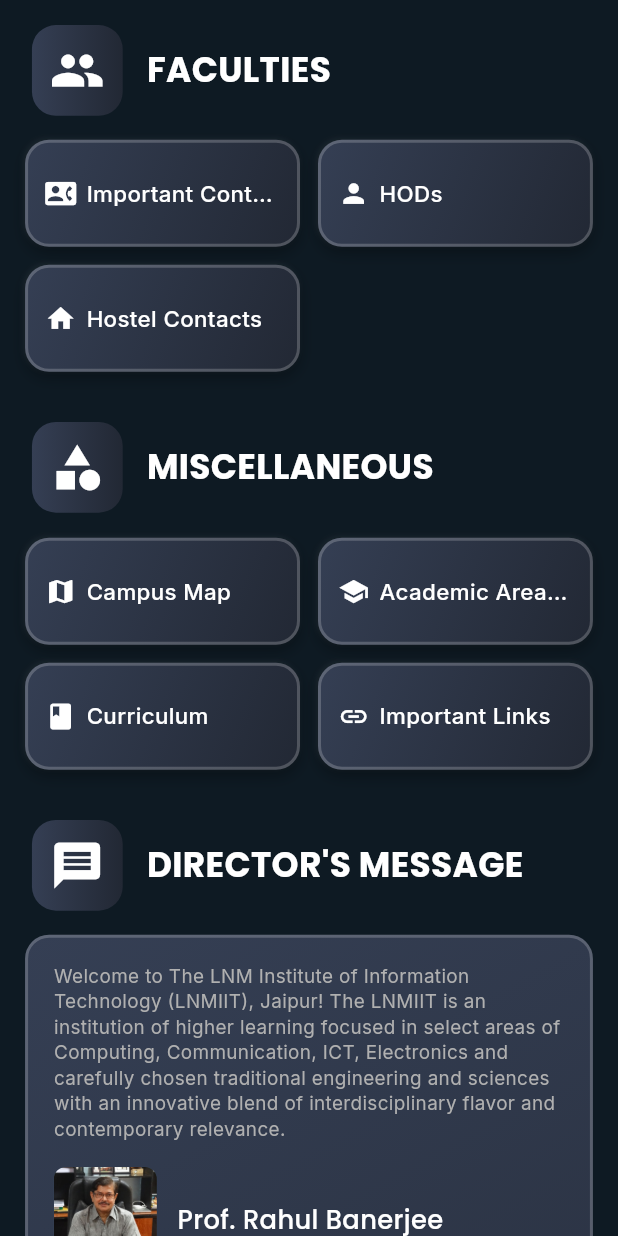
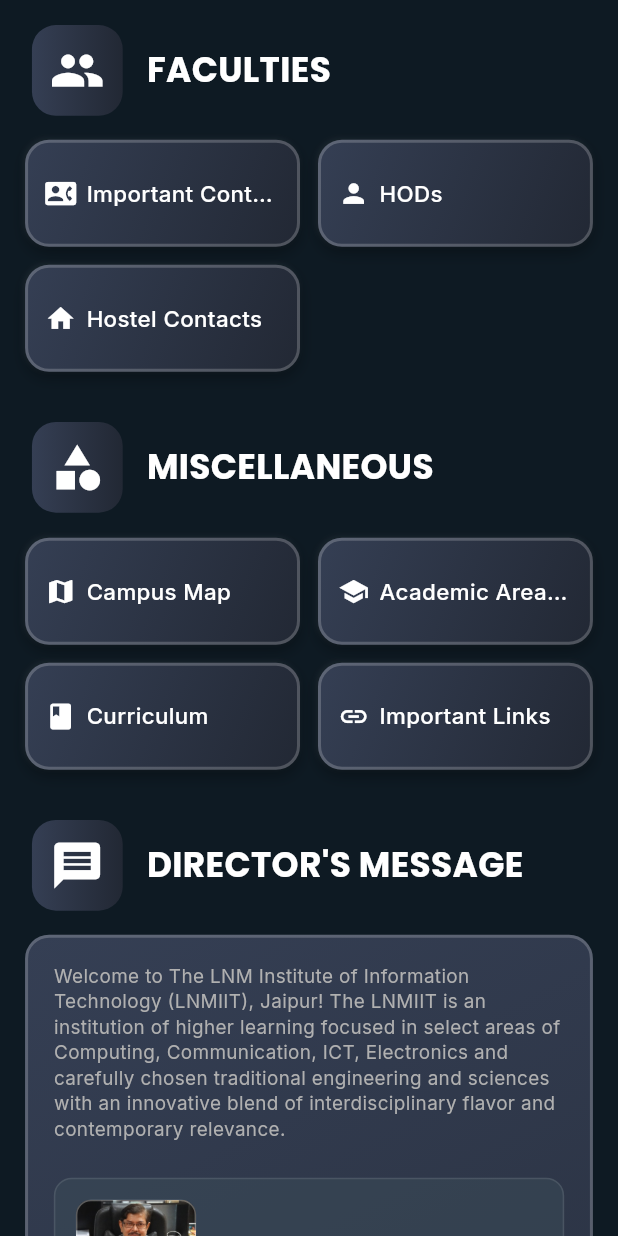
Before and after one commit to ZenithRizz/ccell, a Flutter app: the LNMPage screen opened directly, on a phone screen of 412 x 824 dp. Run offline on Flutter 3.47's test engine with Material 3 defaults, Android fonts, the phone set to English and light mode, and no system bars; our stand-ins replace dio, firebase_auth, firebase_core, firebase_messaging, flutter_local_notifications, flutter_screenutil and 6 more; missing offline and left inert: pwa_install, syncfusion_flutter_pdfviewer; accounts and stored records are empty.

Commit message:
minor changes

```diff
--- a/lib/lnm_page.dart
+++ b/lib/lnm_page.dart
@@ -283,36 +283,49 @@
               height: 1.1.h,
             ),
           ),
-          SizedBox(height: 14.h),
-          Row(
+          SizedBox(height: 20.h),
+      Container(
+        padding: EdgeInsets.all(12.sp),
+        decoration: BoxDecoration(
+          color: Color(0xFF3A4B57).withOpacity(0.5),
+          borderRadius: BorderRadius.circular(12),
+          border: Border.all(color: Colors.white.withOpacity(0.1)),
+        ),
+        child: Row(
           children: [
             Container(
-                width: 60.w,
+              width: 70.w,
               height: 60.h,
               decoration: BoxDecoration(
-                  borderRadius: BorderRadius.circular(8),
-                  color: const Color(0xFF3A4B57),
-                  image: const DecorationImage(
-                    image: AssetImage(
-                      'assets/pages/faces/rahul_banerjee_2.jpg',
-                    ),
+                borderRadius: BorderRadius.circular(10),
+                border: Border.all(color: Colors.white.withOpacity(0.3), width: 1),
+                image: DecorationImage(
+                  image: AssetImage('assets/pages/faces/rahul_banerjee_2.jpg'),
                   fit: BoxFit.cover,
                 ),
               ),
             ),
-              SizedBox(width: 12.w),
+            SizedBox(width: 15.w),
             Expanded(
-                child: Text(
+              child: Column(
+                crossAxisAlignment: CrossAxisAlignment.start,
+                children: [
+                  Text(
                     'Prof. Rahul Banerjee',
                     style: GoogleFonts.poppins(
                       color: Colors.white,
-                    fontSize: 15.sp,
+                      fontSize: 16.sp,
                       fontWeight: FontWeight.w500,
                     ),
+                  ),
+
+                ],
               ),
             ),
           ],
         ),
+      ),
+
           SizedBox(height: 14.h),
           Text(
             'The Institute, in spite of being young (founded in 2002, jointly by the Government of Rajasthan and the Lakshmi & Usha Mittal Foundation in the public-private partnership mode) is considered as one of the best institutions in its chosen areas of higher learning, both in the state and the country. In addition to having been accredited by the National Assessment & Accreditation Council (NAAC) as an "A" grade institution, the LNMIIT has been ranked fairly high by many different agencies in the recent past as may be noticed elsewhere on the official web-portal.',
```
Lines whose indentation alone changed are shown as unchanged.
